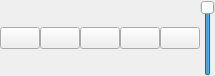
Above: toolbar.ui from Ohmnivore/SpaceVideo before the change. Below: the same form after it.
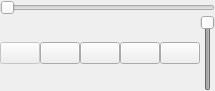
That is the form after the change. Icons and pictures are not drawn.

Commit message: Added track slider

```diff
--- a/toolbar.ui
+++ b/toolbar.ui
@@ -33,7 +33,36 @@
     <number>0</number>
    </property>
    <item>
+    <layout class="QVBoxLayout" name="verticalLayout">
+     <property name="spacing">
+      <number>0</number>
+     </property>
+     <item>
+      <widget class="QSlider" name="TrackSlider">
+       <property name="enabled">
+        <bool>false</bool>
+       </property>
+       <property name="maximum">
+        <number>10000</number>
+       </property>
+       <property name="pageStep">
+        <number>0</number>
+       </property>
+       <property name="orientation">
+        <enum>Qt::Horizontal</enum>
+       </property>
+      </widget>
+     </item>
+     <item>
+      <layout class="QHBoxLayout" name="horizontalLayout_4">
+       <property name="spacing">
+        <number>0</number>
+       </property>
+       <item>
     <widget class="QPushButton" name="toggle">
+         <property name="enabled">
+          <bool>false</bool>
+         </property>
      <property name="sizePolicy">
       <sizepolicy hsizetype="Minimum" vsizetype="Fixed">
        <horstretch>0</horstretch>
@@ -92,7 +121,7 @@
    <item>
     <widget class="QSlider" name="VolumeSlider">
      <property name="enabled">
-      <bool>true</bool>
+          <bool>false</bool>
      </property>
      <property name="sizePolicy">
       <sizepolicy hsizetype="Fixed" vsizetype="Fixed">
@@ -116,6 +145,10 @@
       <enum>Qt::Vertical</enum>
      </property>
     </widget>
+       </item>
+      </layout>
+     </item>
+    </layout>
    </item>
   </layout>
  </widget>
```
Lines whose indentation alone changed are shown as unchanged. The commit also changes 3 other files.
